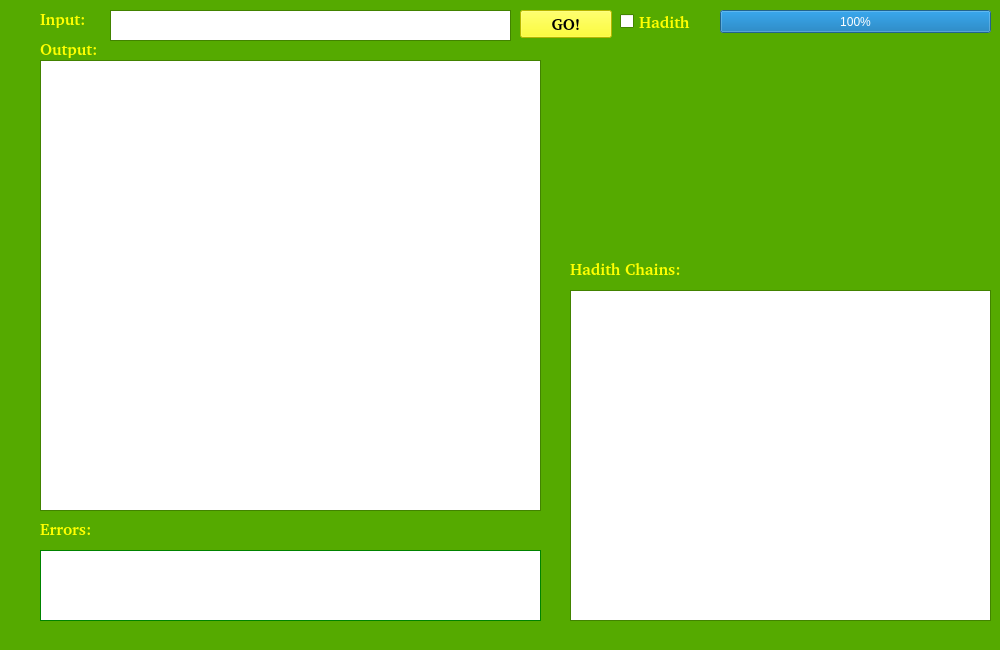
This is trunk/src/ATSarf/gui/mainwindow.ui in codelogicanalysis/atmine as Qt 5 draws it before an edit. The edited form follows.
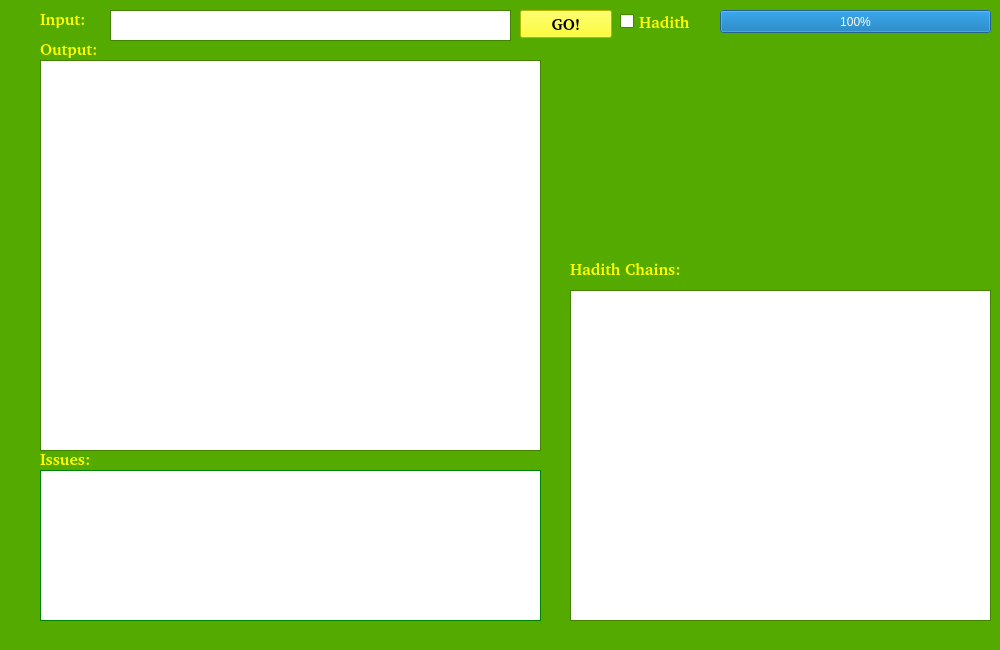
This is the edited form. Icons and pictures are not drawn.

```diff
--- a/trunk/src/ATSarf/gui/mainwindow.ui
+++ b/trunk/src/ATSarf/gui/mainwindow.ui
@@ -451,7 +451,7 @@
       <x>40</x>
       <y>60</y>
       <width>501</width>
-      <height>451</height>
+      <height>391</height>
      </rect>
     </property>
     <property name="minimumSize">
@@ -487,9 +487,9 @@
     <property name="geometry">
      <rect>
       <x>40</x>
-      <y>550</y>
+      <y>470</y>
       <width>501</width>
-      <height>71</height>
+      <height>151</height>
      </rect>
     </property>
     <property name="palette">
@@ -976,7 +976,7 @@
     <property name="geometry">
      <rect>
       <x>40</x>
-      <y>520</y>
+      <y>450</y>
       <width>59</width>
       <height>18</height>
      </rect>
@@ -1027,7 +1027,7 @@
      </font>
     </property>
     <property name="text">
-     <string>Errors:</string>
+     <string>Issues:</string>
     </property>
    </widget>
    <widget class="QLabel" name="label_2">
```
